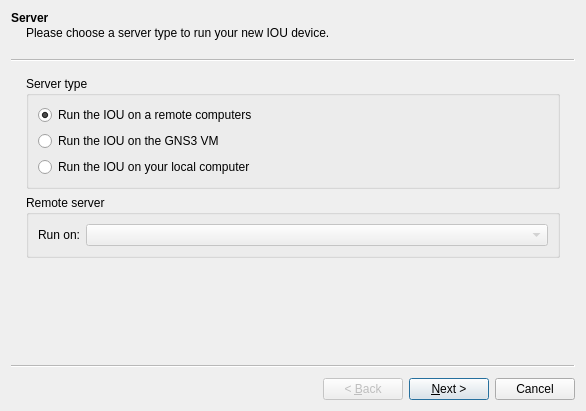
GNS3/gns3-gui, file gns3/modules/iou/ui/iou_device_wizard.ui: the form before one commit.
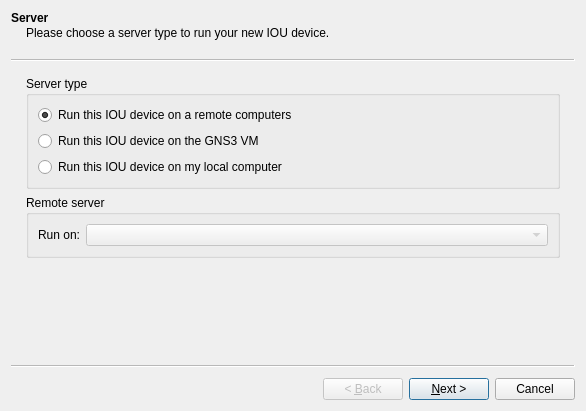
The form after the commit.

Commit message: Changes wording in VM wizards.

What changed in the file:
```diff
--- a/gns3/modules/iou/ui/iou_device_wizard.ui
+++ b/gns3/modules/iou/ui/iou_device_wizard.ui
@@ -33,7 +33,7 @@
        <item>
         <widget class="QRadioButton" name="uiRemoteRadioButton">
          <property name="text">
-          <string>Run the IOU on a remote computers</string>
+          <string>Run this IOU device on a remote computers</string>
          </property>
          <property name="checked">
           <bool>true</bool>
@@ -43,14 +43,14 @@
        <item>
         <widget class="QRadioButton" name="uiVMRadioButton">
          <property name="text">
-          <string>Run the IOU on the GNS3 VM</string>
+          <string>Run this IOU device on the GNS3 VM</string>
          </property>
         </widget>
        </item>
        <item>
         <widget class="QRadioButton" name="uiLocalRadioButton">
          <property name="text">
-          <string>Run the IOU on your local computer</string>
+          <string>Run this IOU device on my local computer</string>
          </property>
         </widget>
        </item>
```
The commit also changes 11 other files.
